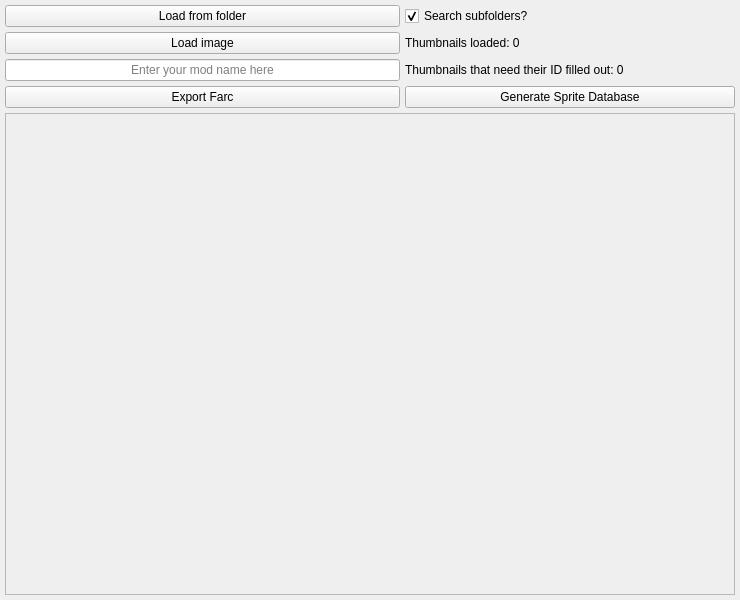
Above: Project Files/Thumbnail Texture Creator.ui from vixen256/MegamixSpriteHelper before the change. Below: the same form after it.
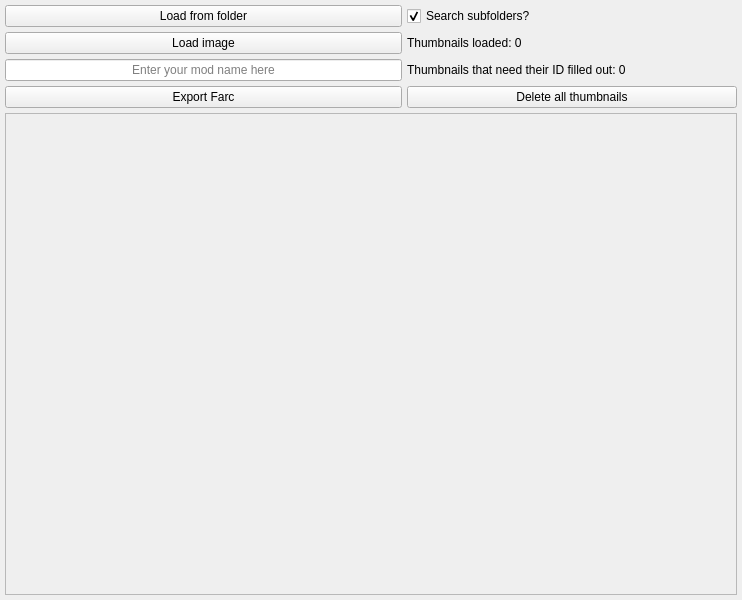
That is the form after the change.

Commit message: Add remove all thumbs button Increased minimum window width

The edit to the form file:
```diff
--- a/Project Files/Thumbnail Texture Creator.ui
+++ b/Project Files/Thumbnail Texture Creator.ui
@@ -6,13 +6,13 @@
    <rect>
     <x>0</x>
     <y>0</y>
-    <width>740</width>
+    <width>742</width>
     <height>600</height>
    </rect>
   </property>
   <property name="minimumSize">
    <size>
-    <width>740</width>
+    <width>742</width>
     <height>600</height>
    </size>
   </property>
@@ -110,7 +110,7 @@
      <item row="3" column="1">
       <widget class="QPushButton" name="generate_spr_db_button">
        <property name="text">
-        <string>Generate Sprite Database</string>
+        <string>Delete all thumbnails</string>
        </property>
       </widget>
      </item>
@@ -135,7 +135,7 @@
        <rect>
         <x>0</x>
         <y>0</y>
-        <width>728</width>
+        <width>730</width>
         <height>455</height>
        </rect>
       </property>
```
Left out of the diff: 5 changed lines with no effect on the pictures. The commit also changes 2 other files.
